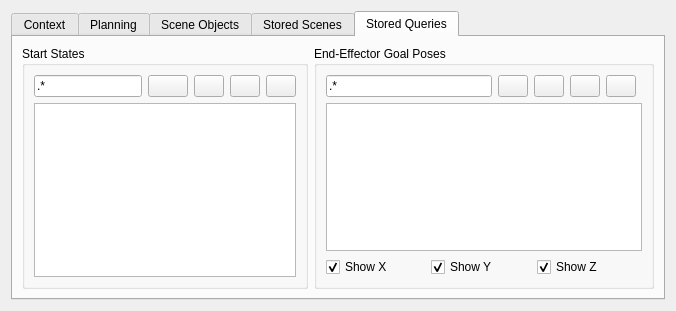
Above: visualization/motion_planning_rviz_plugin/src/ui/motion_planning_rviz_plugin_frame.ui from moveit/moveit before the change. Below: the same form after it.
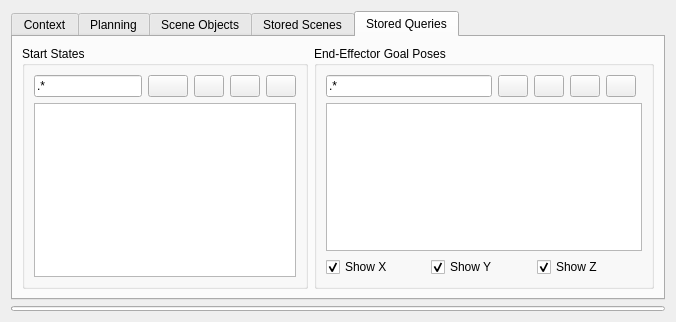
That is the form after the change. The open tabs and pages were chosen to show the change. Icons and pictures are not drawn.

Commit message: add progress bar for background ops

```diff
--- a/visualization/motion_planning_rviz_plugin/src/ui/motion_planning_rviz_plugin_frame.ui
+++ b/visualization/motion_planning_rviz_plugin/src/ui/motion_planning_rviz_plugin_frame.ui
@@ -7,7 +7,7 @@
     <x>0</x>
     <y>0</y>
     <width>676</width>
-    <height>311</height>
+    <height>322</height>
    </rect>
   </property>
   <property name="windowTitle">
@@ -1174,6 +1174,116 @@
      </widget>
     </widget>
    </item>
+   <item>
+    <widget class="QProgressBar" name="background_job_progress">
+     <property name="sizePolicy">
+      <sizepolicy hsizetype="Expanding" vsizetype="Preferred">
+       <horstretch>0</horstretch>
+       <verstretch>0</verstretch>
+      </sizepolicy>
+     </property>
+     <property name="minimumSize">
+      <size>
+       <width>0</width>
+       <height>5</height>
+      </size>
+     </property>
+     <property name="maximumSize">
+      <size>
+       <width>16777215</width>
+       <height>5</height>
+      </size>
+     </property>
+     <property name="palette">
+      <palette>
+       <active>
+        <colorrole role="Highlight">
+         <brush brushstyle="SolidPattern">
+          <color alpha="255">
+           <red>255</red>
+           <green>255</green>
+           <blue>255</blue>
+          </color>
+         </brush>
+        </colorrole>
+        <colorrole role="HighlightedText">
+         <brush brushstyle="SolidPattern">
+          <color alpha="255">
+           <red>255</red>
+           <green>0</green>
+           <blue>0</blue>
+          </color>
+         </brush>
+        </colorrole>
+       </active>
+       <inactive>
+        <colorrole role="Highlight">
+         <brush brushstyle="SolidPattern">
+          <color alpha="255">
+           <red>255</red>
+           <green>255</green>
+           <blue>255</blue>
+          </color>
+         </brush>
+        </colorrole>
+        <colorrole role="HighlightedText">
+         <brush brushstyle="SolidPattern">
+          <color alpha="255">
+           <red>255</red>
+           <green>0</green>
+           <blue>0</blue>
+          </color>
+         </brush>
+        </colorrole>
+       </inactive>
+       <disabled>
+        <colorrole role="Highlight">
+         <brush brushstyle="SolidPattern">
+          <color alpha="255">
+           <red>240</red>
+           <green>240</green>
+           <blue>240</blue>
+          </color>
+         </brush>
+        </colorrole>
+        <colorrole role="HighlightedText">
+         <brush brushstyle="SolidPattern">
+          <color alpha="255">
+           <red>255</red>
+           <green>0</green>
+           <blue>0</blue>
+          </color>
+         </brush>
+        </colorrole>
+       </disabled>
+      </palette>
+     </property>
+     <property name="whatsThis">
+      <string>&lt;html&gt;&lt;head/&gt;&lt;body&gt;&lt;p&gt;Progress of background jobs&lt;/p&gt;&lt;/body&gt;&lt;/html&gt;</string>
+     </property>
+     <property name="layoutDirection">
+      <enum>Qt::LeftToRight</enum>
+     </property>
+     <property name="autoFillBackground">
+      <bool>false</bool>
+     </property>
+     <property name="styleSheet">
+      <string notr="true"/>
+     </property>
+     <property name="minimum">
+      <number>0</number>
+     </property>
+     <property name="maximum">
+      <number>1</number>
+     </property>
+     <property name="value">
+      <number>0</number>
+     </property>
+     <property name="format">
+      <string/>
+     </property>
+    </widget>
+   </item>
   </layout>
  </widget>
  <resources/>
```
Left out of the diff: 5 changed lines with no effect on the pictures. The commit also changes 5 other files.
